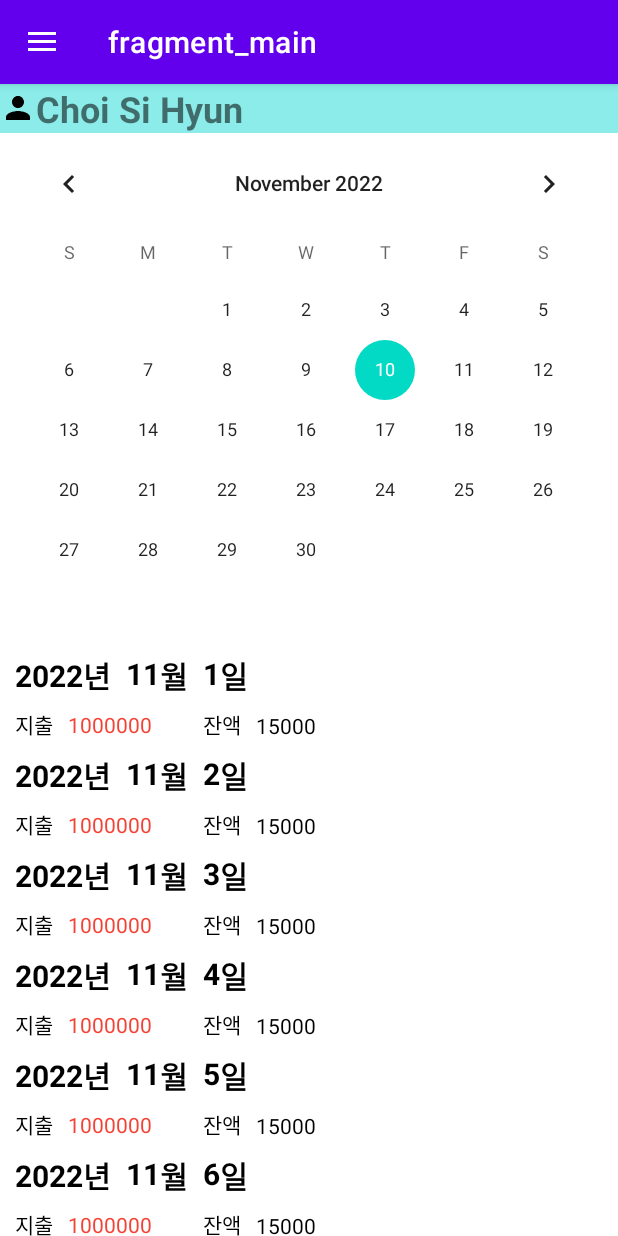
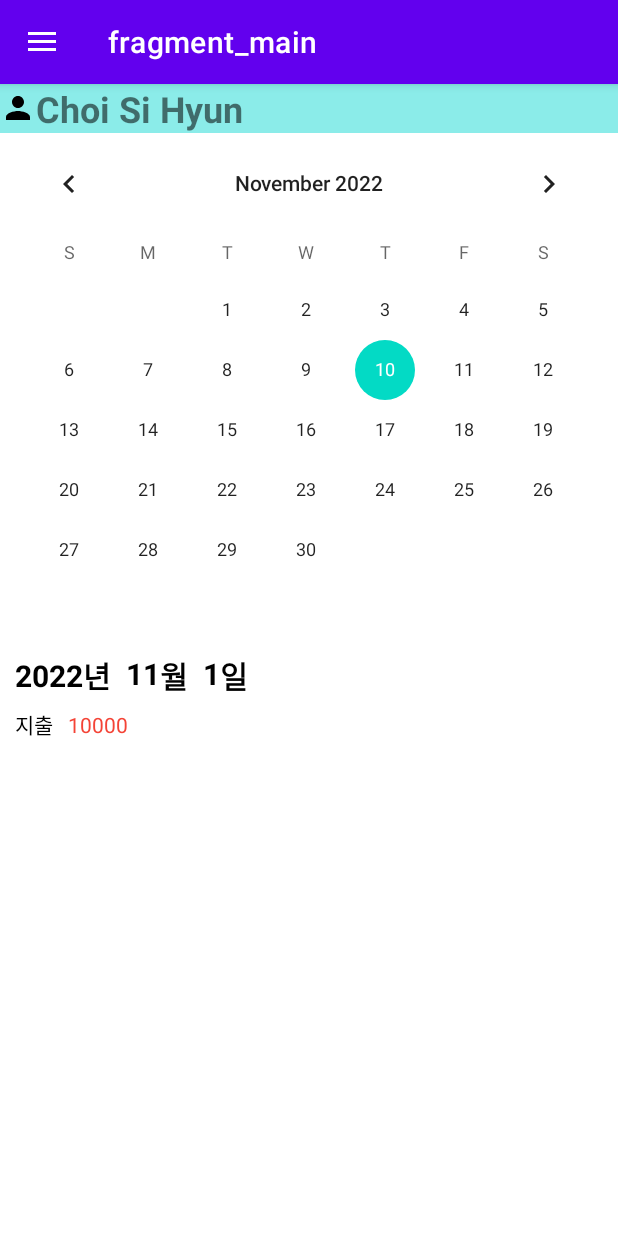
Before and after one commit to JeongJongMun/YourAccountBook, an Android app: the screen it shows after launch (MainActivity), on a phone screen of 412 x 824 dp. Run offline under Robolectric (Android 15) with nearby library versions, the phone set to English and light mode, and no system bars; our stand-ins replace navigation-ui.

```diff
--- a/app/src/main/java/com/example/bankappds/MainFragment.kt
+++ b/app/src/main/java/com/example/bankappds/MainFragment.kt
@@ -5,30 +5,14 @@ import androidx.fragment.app.Fragment
 import android.view.LayoutInflater
 import android.view.View
 import android.view.ViewGroup
+import androidx.navigation.fragment.findNavController
+import androidx.navigation.fragment.navArgs
 import androidx.recyclerview.widget.LinearLayoutManager
-import androidx.recyclerview.widget.RecyclerView
 import com.example.bankappds.databinding.FragmentMainBinding
 
-// TODO: Rename parameter arguments, choose names that match
-// the fragment initialization parameters, e.g. ARG_ITEM_NUMBER
-private const val ARG_PARAM1 = "param1"
-private const val ARG_PARAM2 = "param2"
-
-/**
- * A simple [Fragment] subclass.
- * Use the [MainFragment.newInstance] factory method to
- * create an instance of this fragment.
- */
 class MainFragment : Fragment() {
     var binding : FragmentMainBinding? = null
-    private lateinit var adapter: MainListAdapter
-    private lateinit var recyclerView: RecyclerView
     private lateinit var mainArrayList : Array<MainList>
-
-    // TODO: Rename and change types of parameters
-    private var param1: String? = null
-    private var param2: String? = null
-
 
     override fun onCreateView(
         inflater: LayoutInflater, container: ViewGroup?,
@@ -37,39 +21,44 @@ class MainFragment : Fragment() {
         binding = FragmentMainBinding.inflate(inflater)
 
         return binding?.root
-        // Inflate the layout for this fragment
     }
 
     override fun onViewCreated(view: View, savedInstanceState: Bundle?) {
         super.onViewCreated(view, savedInstanceState)
 
+        // 메인 리스트 리사이클러뷰
         dataInitialize()
         val layoutManager = LinearLayoutManager(context)
-        recyclerView = view.findViewById(R.id.recyclerView)
-        recyclerView.layoutManager = layoutManager
-        recyclerView.setHasFixedSize(true)
-        adapter = MainListAdapter(mainArrayList)
-        recyclerView.adapter = adapter
+        binding?.recyclerView?.layoutManager = layoutManager
+        binding?.recyclerView?.setHasFixedSize(true)
+        binding?.recyclerView?.adapter = MainListAdapter(mainArrayList)
+
+        // 달력 날짜 선택시 날짜 전달, 이동
+        binding?.calendarView?.setOnDateChangeListener { view, year, month, dayOfMonth ->
+            val temp = MainList(year, month+1, dayOfMonth, 0)
+            val send = MainFragmentDirections.actionMainFragmentToInputFragment(temp) // 전달
+            findNavController().navigate(send)
+        }
+/*        val argsCheck : MainFragmentArgs by navArgs()
+        if (argsCheck == null)*/
+
+    }
+
+    // 입력 창에서 데이터 받아오는 함수
+    fun dataReceive() {
+        // 입력창에서 데이터 받아옴
+        val args : MainFragmentArgs by navArgs()
+        val year = args.mainListData?.year
+        val month = args.mainListData?.month
+        val day = args.mainListData?.day
+        val expense = args.mainListData?.expense
+        // 메인 리스트에 추가
+        mainArrayList = mainArrayList.plus(MainList(year!!, month!!, day!!, expense!!))
     }
 
     private fun dataInitialize() {
         mainArrayList = arrayOf(
-        MainList(2022, 11,1,1000000,15000),
-        MainList(2022, 11,2,1000000,15000),
-        MainList(2022, 11,3,1000000,15000),
-        MainList(2022, 11,4,1000000,15000),
-        MainList(2022, 11,5,1000000,15000),
-        MainList(2022, 11,6,1000000,15000),
-        MainList(2022, 11,7,1000000,15000),
-        MainList(2022, 11,8,1000000,15000),
-        MainList(2022, 11,9,1000000,15000),
-        MainList(2022, 11,10,1000000,15000),
-        MainList(2022, 11,11,1000000,15000),
-        MainList(2022, 11,12,1000000,15000),
-        MainList(2022, 11,13,1000000,15000),
-        MainList(2022, 11,14,1000000,15000),
-        MainList(2022, 11,15,1000000,15000),
-        MainList(2022, 11,16,1000000,15000)
+        MainList(2022, 11,1,10000)
         )
     }
 }
--- a/app/src/main/java/com/example/bankappds/MainList.kt
+++ b/app/src/main/java/com/example/bankappds/MainList.kt
@@ -1,7 +1,10 @@
 package com.example.bankappds
 
-class MainList(val year: Int,
+import android.os.Parcelable
+import kotlinx.android.parcel.Parcelize
+
+@Parcelize
+data class MainList(val year: Int,
                val month: Int,
                val day: Int,
-               val subtractMoney: Int,
-               val money: Int)
+               val expense: Int): Parcelable
--- a/app/src/main/java/com/example/bankappds/MainListAdapter.kt
+++ b/app/src/main/java/com/example/bankappds/MainListAdapter.kt
@@ -23,8 +23,7 @@ class MainListAdapter(private val calendarsList: Array<MainList>)
         holder.txtYear.text = currentItem.year.toString()
         holder.txtMonth.text = currentItem.month.toString()
         holder.txtDay.text = currentItem.day.toString()
-        holder.txtSubtractMoney.text = currentItem.subtractMoney.toString()
-        holder.txtMoney.text = currentItem.money.toString()
+        holder.txtExpense.text = currentItem.expense.toString()
     }
 
     // 전체 아이템 개수 리턴
@@ -35,7 +34,6 @@ class MainListAdapter(private val calendarsList: Array<MainList>)
         val txtYear : TextView = itemView.findViewById(R.id.txt_year)
         val txtMonth : TextView = itemView.findViewById(R.id.txt_month)
         val txtDay : TextView = itemView.findViewById(R.id.txt_day)
-        val txtSubtractMoney : TextView = itemView.findViewById(R.id.txt_subtractMoney)
-        val txtMoney : TextView = itemView.findViewById(R.id.txt_money)
+        val txtExpense : TextView = itemView.findViewById(R.id.txt_expense)
     }
 }
--- /dev/null
+++ b/app/src/main/res/drawable/ic_baseline_menu.xml
@@ -0,0 +1,5 @@
+<vector android:height="24dp" android:tint="#000000"
+    android:viewportHeight="24" android:viewportWidth="24"
+    android:width="24dp" xmlns:android="http://schemas.android.com/apk/res/android">
+    <path android:fillColor="@android:color/white" android:pathData="M3,18h18v-2L3,16v2zM3,13h18v-2L3,11v2zM3,6v2h18L21,6L3,6z"/>
+</vector>
--- a/app/src/main/res/layout/fragment_main.xml
+++ b/app/src/main/res/layout/fragment_main.xml
@@ -43,7 +43,7 @@
     </LinearLayout>
 
     <CalendarView
-        android:id="@+id/recCalendarView"
+        android:id="@+id/calendar_view"
         android:layout_width="match_parent"
         android:layout_height="wrap_content"
         app:layout_constraintEnd_toEndOf="parent"
@@ -59,7 +59,7 @@
         app:layout_constraintEnd_toEndOf="parent"
         app:layout_constraintHorizontal_bias="0.0"
         app:layout_constraintStart_toStartOf="parent"
-        app:layout_constraintTop_toBottomOf="@+id/recCalendarView"
+        app:layout_constraintTop_toBottomOf="@+id/calendar_view"
         tools:listitem="@layout/main_list" />
 
 </androidx.constraintlayout.widget.ConstraintLayout>
--- a/app/src/main/res/layout/main_list.xml
+++ b/app/src/main/res/layout/main_list.xml
@@ -85,12 +85,12 @@
         android:text="지출"
         android:textColor="@color/black"
         app:layout_constraintBottom_toBottomOf="parent"
-        app:layout_constraintEnd_toStartOf="@+id/txt_subtractMoney"
+        app:layout_constraintEnd_toStartOf="@+id/txt_expense"
         app:layout_constraintStart_toStartOf="@+id/txt_year"
         app:layout_constraintTop_toBottomOf="@+id/txt_year" />
 
     <TextView
-        android:id="@+id/txt_subtractMoney"
+        android:id="@+id/txt_expense"
         android:layout_width="wrap_content"
         android:layout_height="wrap_content"
         android:layout_marginLeft="10dp"
@@ -99,23 +99,5 @@
         app:layout_constraintBottom_toBottomOf="@+id/textView2"
         app:layout_constraintStart_toEndOf="@+id/textView2"
         app:layout_constraintTop_toTopOf="@+id/textView2" />
-    <TextView
-        android:id="@+id/textView3"
-        android:layout_width="wrap_content"
-        android:layout_height="wrap_content"
-        android:text="잔액"
-        android:textColor="@color/black"
-        android:layout_marginLeft="100dp"
-        app:layout_constraintBottom_toBottomOf="@+id/textView2"
-        app:layout_constraintStart_toEndOf="@+id/textView2" />
 
-    <TextView
-        android:id="@+id/txt_money"
-        android:layout_width="wrap_content"
-        android:layout_height="wrap_content"
-        android:text="985000"
-        android:textColor="@color/black"
-        android:layout_marginLeft="10dp"
-        app:layout_constraintBottom_toBottomOf="@+id/textView3"
-        app:layout_constraintStart_toEndOf="@+id/textView3" />
 </androidx.constraintlayout.widget.ConstraintLayout>
--- a/app/src/main/res/navigation/nav_main.xml
+++ b/app/src/main/res/navigation/nav_main.xml
@@ -25,6 +25,11 @@
         <action
             android:id="@+id/action_mainFragment_to_searchFragment"
             app:destination="@id/searchFragment" />
+        <argument
+            android:name="mainListData"
+            app:argType="com.example.bankappds.MainList"
+            app:nullable="true"
+            android:defaultValue="@null" />
     </fragment>
     <fragment
         android:id="@+id/goalFragment"
@@ -58,7 +63,16 @@
         android:id="@+id/inputFragment"
         android:name="com.example.bankappds.InputFragment"
         android:label="fragment_input"
-        tools:layout="@layout/fragment_input" />
+        tools:layout="@layout/fragment_input" >
+        <action
+            android:id="@+id/action_inputFragment_to_mainFragment"
+            app:destination="@id/mainFragment" />
+        <argument
+            android:name="calendarDate"
+            app:argType="com.example.bankappds.MainList"
+            app:nullable="true"
+            android:defaultValue="@null" />
+    </fragment>
     <fragment
         android:id="@+id/barChart"
         android:name="com.example.bankappds.BarChart"
```
Also changed, not shown: app/src/main/java/com/example/bankappds/InputFragment.kt (+16 -44 lines), app/src/main/res/layout/fragment_input.xml (+88 -23 lines).
